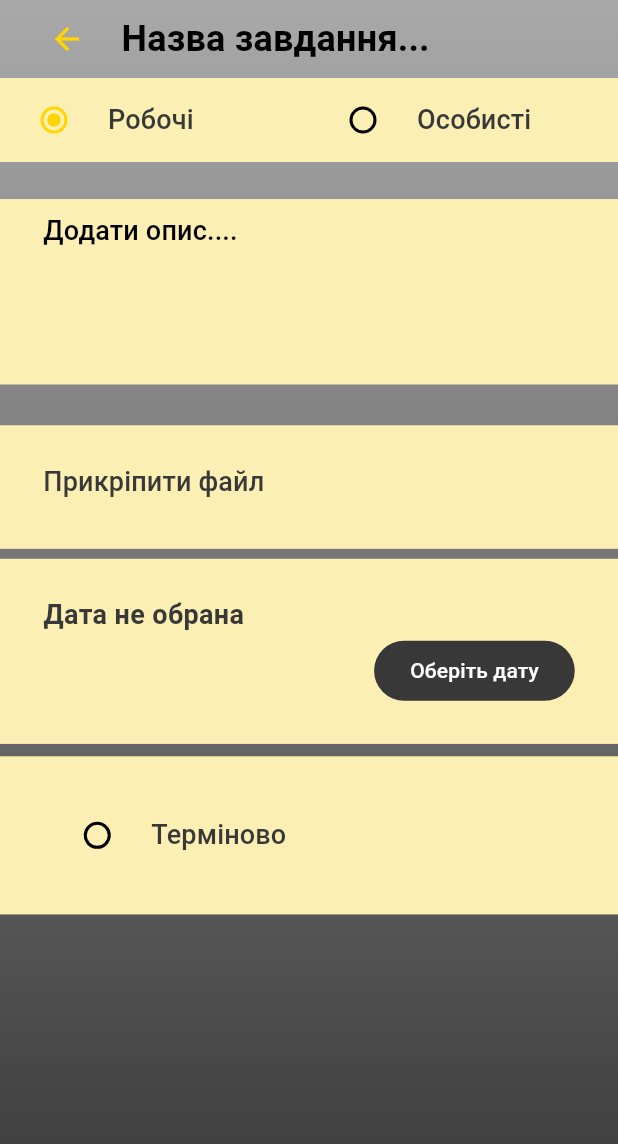
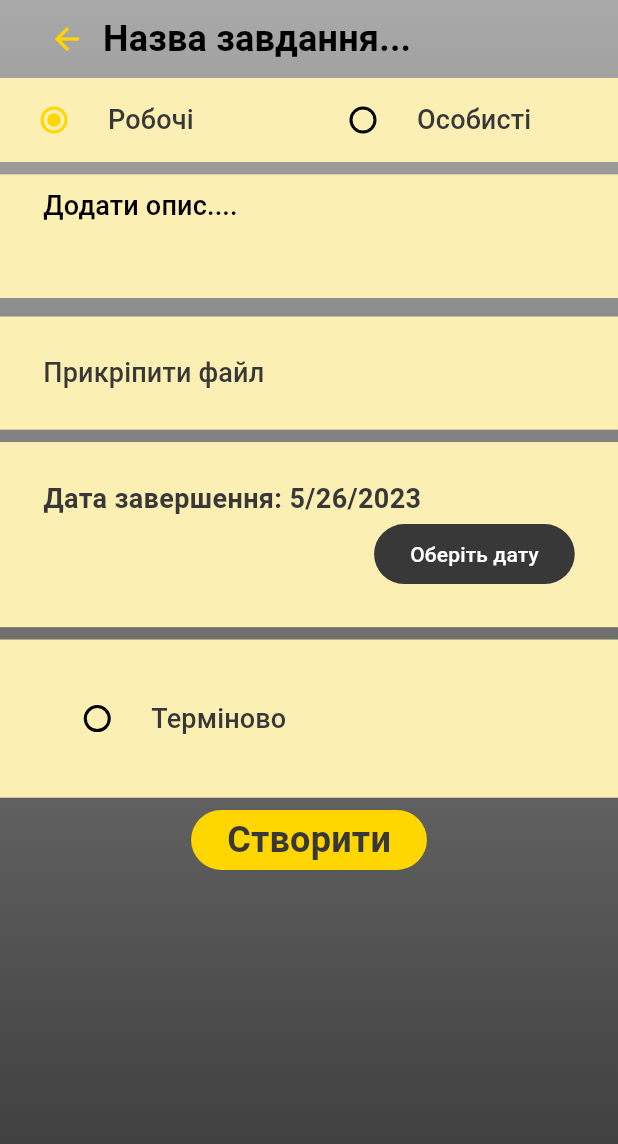
Before and after one commit to KaterinaOsipenko/to_do_app, a Flutter app: the ToDoList screen opened directly, after a tap on the "add" icon, on a phone screen of 412 x 824 dp. Shown: the top 1144 px of the screen. Run offline on Flutter 3.47's test engine with Material 2 defaults, Android fonts, the phone set to English and light mode, and no system bars; network calls fail.

Commit message:
recreate add to do page

```diff
--- a/lib/screens/add_to_do_screen.dart
+++ /dev/null
@@ -1,169 +0,0 @@
-import 'package:flutter/material.dart';
-import 'package:to_do_app/models/urgent.dart';
-import 'package:to_do_app/widgets/background.dart';
-import 'package:to_do_app/models/type.dart';
-import 'package:to_do_app/widgets/type_button.dart';
-import 'package:intl/intl.dart';
-import 'package:to_do_app/widgets/urgent_button.dart';
-
-class AddToDo extends StatefulWidget {
-  const AddToDo({super.key});
-
-  @override
-  State<AddToDo> createState() => _AddToDoState();
-}
-
-class _AddToDoState extends State<AddToDo> {
-  final GlobalKey<FormState> _formKey = GlobalKey<FormState>();
-  DateTime? _selectedDate;
-  @override
-  Widget build(BuildContext context) {
-    final mediaQuery = MediaQuery.of(context);
-
-    Type typeItem = Type.work;
-
-    Urgent? urgent = Urgent.no;
-
-    String? textValidator(String? value) {
-      if (value == null || value.isEmpty) {
-        return 'Будь ласка, введіть текст';
-      }
-      return null;
-    }
-
-    void _showDatePicker() {
-      showDatePicker(
-        context: context,
-        initialDate: DateTime.now(),
-        firstDate: DateTime.now(),
-        lastDate: DateTime(
-          DateTime.now().year + 1,
-        ),
-      ).then(
-        (pickedDate) {
-          if (pickedDate == null) {
-            return;
-          }
-          setState(() {
-            _selectedDate = pickedDate;
-          });
-        },
-      );
-    }
-
-    return Scaffold(
-      body: Stack(children: [
-        const Background(),
-        SafeArea(
-          child: Column(
-            crossAxisAlignment: CrossAxisAlignment.start,
-            children: [
-              Form(
-                key: _formKey,
-                child: Row(
-                  children: [
-                    Padding(
-                      padding:
-                          EdgeInsets.only(left: mediaQuery.size.width * 0.05),
-                      child: BackButton(
-                        color: Theme.of(context).colorScheme.tertiary,
-                      ),
-                    ),
-                    Container(
-                      width: mediaQuery.size.width * 0.8,
-                      margin:
-                          EdgeInsets.only(left: mediaQuery.size.width * 0.03),
-                      child: TextFormField(
-                        cursorColor: Theme.of(context).colorScheme.onSecondary,
-                        style: Theme.of(context).textTheme.titleMedium,
-                        decoration: const InputDecoration(
-                          border: InputBorder.none,
-                          hintText: 'Назва завдання...',
-                        ),
-                        validator: textValidator,
-                      ),
-                    )
-                  ],
-                ),
-              ),
-              Column(
-                children: [
-                  Container(
-                    color: Theme.of(context).colorScheme.surface,
-                    child: const TypeButton(),
-                  ),
-                  Container(
-                    color: Theme.of(context).colorScheme.surface,
-                    margin: EdgeInsets.symmetric(
-                      vertical: mediaQuery.size.height * 0.03,
-                    ),
-                    padding: EdgeInsets.symmetric(
-                      horizontal: mediaQuery.size.width * 0.07,
-                    ),
-                    height: mediaQuery.size.height * 0.15,
-                    child: TextFormField(
-                      cursorColor: Theme.of(context).colorScheme.onSecondary,
-                      validator: textValidator,
-                      maxLines: 4,
-                      style: Theme.of(context).textTheme.titleSmall,
-                      decoration: const InputDecoration(
-                        border: InputBorder.none,
-                        hintText: 'Додати опис....',
-                      ),
-                    ),
-                  ),
-                  Container(
-                    width: mediaQuery.size.width,
-                    height: mediaQuery.size.height * 0.1,
-                    color: Theme.of(context).colorScheme.surface,
-                    margin: EdgeInsets.symmetric(
-                      vertical: mediaQuery.size.height * 0.003,
-                    ),
-                    padding: EdgeInsets.symmetric(
-                        horizontal: mediaQuery.size.width * 0.07,
-                        vertical: mediaQuery.size.height * 0.03),
-                    child: Text('Прикріпити файл',
-                        style: Theme.of(context).textTheme.titleSmall),
-                  ),
-                  Container(
-                    width: mediaQuery.size.width,
-                    color: Theme.of(context).colorScheme.surface,
-                    margin: EdgeInsets.symmetric(
-                      vertical: mediaQuery.size.height * 0.005,
-                    ),
-                    padding: EdgeInsets.symmetric(
-                        horizontal: mediaQuery.size.width * 0.07,
-                        vertical: mediaQuery.size.height * 0.03),
-                    child: Column(
-                      crossAxisAlignment: CrossAxisAlignment.end,
-                      children: [
-                        Row(
-                          mainAxisAlignment: MainAxisAlignment.spaceBetween,
-                          children: [
-                            Text(
-                              _selectedDate == null
-                                  ? "Дата не обрана"
-                                  : 'Дата завершення: ${DateFormat.yMd().format(_selectedDate!)}',
-                            ),
-                          ],
-                        ),
-                        FilledButton(
-                          style: ButtonStyle(
-                              backgroundColor: MaterialStatePropertyAll(
-                                  Theme.of(context).colorScheme.onSecondary)),
-                          onPressed: _showDatePicker,
-                          child: const Text('Оберіть дату'),
-                        ),
-                      ],
-                    ),
-                  ),
-                  UrgentButton(),
-                ],
-              ),
-            ],
-          ),
-        ),
-      ]),
-    );
-  }
-}
--- /dev/null
+++ b/lib/screens/create_to_do.dart
@@ -0,0 +1,199 @@
+import 'dart:math';
+
+import 'package:flutter/material.dart';
+import 'package:intl/intl.dart';
+import 'package:to_do_app/models/status.dart';
+import 'package:to_do_app/models/to_do.dart';
+import 'package:to_do_app/widgets/background.dart';
+import 'package:to_do_app/widgets/input_template.dart';
+
+import 'package:to_do_app/widgets/type_button.dart';
+import 'package:to_do_app/widgets/urgent_button.dart';
+
+class CreateToDo extends StatefulWidget {
+  const CreateToDo({super.key});
+
+  @override
+  State<CreateToDo> createState() => _CreateToDoState();
+}
+
+class _CreateToDoState extends State<CreateToDo> {
+  final GlobalKey<FormState> _formKey = GlobalKey<FormState>();
+  late String name;
+  late String description;
+  DateTime selectedDate = DateTime.now().add(const Duration(days: 1));
+
+  String? textValidator(String? value) {
+    if (value == null || value.isEmpty) {
+      return 'Будь ласка, введіть текст';
+    }
+    return null;
+  }
+
+  void submitData() async {
+    if (_formKey.currentState!.validate()) {
+      ToDo toDo = ToDo(
+        taskId: Random(15000000).toString(),
+        status: Status.active,
+        name: name,
+        type: TypeButton().type,
+        description: description,
+        file: 'file',
+        finishDate: selectedDate,
+        urgent: UrgentButton().urgent,
+        syncTime: DateTime.now(),
+      );
+    } else {
+      ScaffoldMessenger.of(context).showSnackBar(
+        const SnackBar(content: Text('Введіть всі поля!')),
+      );
+    }
+  }
+
+  void showFinishDatePicker() => showDatePicker(
+        context: context,
+        initialDate: DateTime.now(),
+        firstDate: DateTime.now(),
+        lastDate: DateTime(
+          DateTime.now().year + 1,
+        ),
+      ).then(
+        (pickedDate) {
+          if (pickedDate == null) {
+            return;
+          }
+          setState(() {
+            selectedDate = pickedDate;
+          });
+        },
+      );
+  @override
+  Widget build(BuildContext context) {
+    final mediaQuery = MediaQuery.of(context);
+
+    return GestureDetector(
+      onTap: () => FocusScope.of(context).unfocus(),
+      child: Scaffold(
+        body: Stack(
+          children: [
+            const Background(),
+            SafeArea(
+              child: SingleChildScrollView(
+                child: Column(
+                  crossAxisAlignment: CrossAxisAlignment.start,
+                  children: [
+                    Form(
+                      key: _formKey,
+                      child: Row(
+                        children: [
+                          Padding(
+                            padding: EdgeInsets.only(
+                                left: mediaQuery.size.width * 0.05),
+                            child: BackButton(
+                              color: Theme.of(context).colorScheme.tertiary,
+                            ),
+                          ),
+                          SizedBox(
+                            width: mediaQuery.size.width * 0.8,
+                            child: TextFormField(
+                              cursorColor:
+                                  Theme.of(context).colorScheme.onSecondary,
+                              style: Theme.of(context).textTheme.titleMedium,
+                              decoration: const InputDecoration(
+                                border: InputBorder.none,
+                                hintText: 'Назва завдання...',
+                              ),
+                              validator: textValidator,
+                              onSaved: (value) {
+                                name = value!;
+                              },
+                            ),
+                          ),
+                        ],
+                      ),
+                    ),
+                    Column(
+                      children: [
+                        Container(
+                          color: Theme.of(context).colorScheme.surface,
+                          width: mediaQuery.size.width,
+                          child: TypeButton(),
+                        ),
+                        Container(
+                          color: Theme.of(context).colorScheme.surface,
+                          padding: EdgeInsets.symmetric(
+                            horizontal: mediaQuery.size.width * 0.07,
+                          ),
+                          margin: EdgeInsets.symmetric(
+                              vertical: mediaQuery.size.height * 0.01),
+                          height: mediaQuery.size.height * 0.1,
+                          child: TextFormField(
+                            cursorColor:
+                                Theme.of(context).colorScheme.onSecondary,
+                            validator: textValidator,
+                            maxLines: 3,
+                            style: Theme.of(context).textTheme.titleSmall,
+                            decoration: const InputDecoration(
+                              border: InputBorder.none,
+                              hintText: 'Додати опис....',
+                            ),
+                            onSaved: (value) {
+                              description = value!;
+                            },
+                          ),
+                        ),
+                        InputTemplate(
+                          width: mediaQuery.size.width,
+                          child: Text('Прикріпити файл',
+                              style: Theme.of(context).textTheme.titleSmall),
+                        ),
+                        InputTemplate(
+                          width: mediaQuery.size.width,
+                          child: Column(
+                            crossAxisAlignment: CrossAxisAlignment.end,
+                            children: [
+                              Row(
+                                mainAxisAlignment:
+                                    MainAxisAlignment.spaceBetween,
+                                children: [
+                                  Text(
+                                    'Дата завершення: ${DateFormat.yMd().format(selectedDate)}',
+                                  ),
+                                ],
+                              ),
+                              FilledButton(
+                                style: ButtonStyle(
+                                    backgroundColor: MaterialStatePropertyAll(
+                                        Theme.of(context)
+                                            .colorScheme
+                                            .onSecondary)),
+                                onPressed: showFinishDatePicker,
+                                child: const Text('Оберіть дату'),
+                              ),
+                            ],
+                          ),
+                        ),
+                        UrgentButton(),
+                        FilledButton(
+                          onPressed: submitData,
+                          style: ButtonStyle(
+                            backgroundColor: MaterialStatePropertyAll(
+                                Theme.of(context).colorScheme.tertiary),
+                          ),
+                          child: Text(
+                            'Створити',
+                            style: Theme.of(context).textTheme.titleMedium,
+                          ),
+                        ),
+                      ],
+                    )
+                  ],
+                ),
+              ),
+            ),
+          ],
+        ),
+      ),
+    );
+  }
+}
--- a/lib/screens/to_do_list.dart
+++ b/lib/screens/to_do_list.dart
@@ -6,7 +6,7 @@ import 'package:to_do_app/widgets/add_to_to_button.dart';
 import 'package:to_do_app/widgets/background.dart';
 import 'package:to_do_app/widgets/to_do_item.dart';
 import 'package:to_do_app/widgets/type_buttons.dart';
-import 'package:to_do_app/screens/add_to_do_screen.dart';
+import 'package:to_do_app/screens/create_to_do.dart';
 
 class ToDoList extends StatefulWidget {
   const ToDoList({super.key});
@@ -48,7 +48,7 @@ class _ToDoListState extends State<ToDoList> {
 
   void addToDo() {
     Navigator.of(context)
-        .push(MaterialPageRoute(builder: (context) => AddToDo()));
+        .push(MaterialPageRoute(builder: (context) => CreateToDo()));
   }
 
   @override
--- /dev/null
+++ b/lib/widgets/input_template.dart
@@ -0,0 +1,24 @@
+import 'package:flutter/material.dart';
+
+class InputTemplate extends StatelessWidget {
+  final double width;
+  final Widget child;
+
+  const InputTemplate({super.key, required this.width, required this.child});
+
+  @override
+  Widget build(BuildContext context) {
+    final mediaQuery = MediaQuery.of(context);
+    return Container(
+      width: width,
+      color: Theme.of(context).colorScheme.surface,
+      margin: EdgeInsets.symmetric(
+        vertical: mediaQuery.size.height * 0.005,
+      ),
+      padding: EdgeInsets.symmetric(
+          horizontal: mediaQuery.size.width * 0.07,
+          vertical: mediaQuery.size.height * 0.03),
+      child: child,
+    );
+  }
+}
--- a/lib/widgets/type_button.dart
+++ b/lib/widgets/type_button.dart
@@ -1,19 +1,26 @@
+// ignore_for_file: public_member_api_docs, sort_constructors_first
 import 'package:flutter/material.dart';
+
 import 'package:to_do_app/models/type.dart';
 
 class TypeButton extends StatefulWidget {
-  const TypeButton({super.key});
+  Type _type;
+
+  TypeButton([
+    Key? key,
+    this._type = Type.work,
+  ]) : super(key: key);
+
+  Type get type => _type;
 
   @override
   State<TypeButton> createState() => _TypeButtonState();
 }
 
 class _TypeButtonState extends State<TypeButton> {
-  Type? _typeItem = Type.work;
-
   void onChangeType(Type? value) {
     setState(() {
-      _typeItem = value;
+      widget._type = value!;
     });
   }
 
@@ -23,12 +30,12 @@ class _TypeButtonState extends State<TypeButton> {
     return Row(
       children: [
         for (Type type in Type.values)
-          Container(
+          SizedBox(
             width: mediaQuery.size.width / Type.values.length,
             child: RadioListTile<Type>(
               activeColor: Theme.of(context).colorScheme.tertiary,
               value: type,
-              groupValue: _typeItem,
+              groupValue: widget._type,
               title: Text(
                 type == Type.work ? 'Робочі' : 'Особисті',
                 style: Theme.of(context).textTheme.titleSmall,
--- a/lib/widgets/urgent_button.dart
+++ b/lib/widgets/urgent_button.dart
@@ -1,8 +1,21 @@
+// ignore_for_file: public_member_api_docs, sort_constructors_first
 import 'package:flutter/material.dart';
+
 import 'package:to_do_app/models/urgent.dart';
 
 class UrgentButton extends StatefulWidget {
-  const UrgentButton({super.key});
+  Urgent _urgent;
+
+  UrgentButton([
+    Key? key,
+    this._urgent = Urgent.no,
+  ]) : super(key: key);
+
+  Urgent get urgent => _urgent;
+
+  set urgent(Urgent value) {
+    _urgent = value;
+  }
 
   @override
   State<UrgentButton> createState() => _UrgentButtonState();
@@ -10,7 +23,6 @@ class UrgentButton extends StatefulWidget {
 
 class _UrgentButtonState extends State<UrgentButton> {
   Urgent urgent = Urgent.no;
-
   void onChangeUrgent(bool? value) {
     setState(() {
       urgent = value == true ? Urgent.yes : Urgent.no;
```
Also changed, not shown: lib/widgets/chose_date_widget.dart (added, +74 -0 lines).
